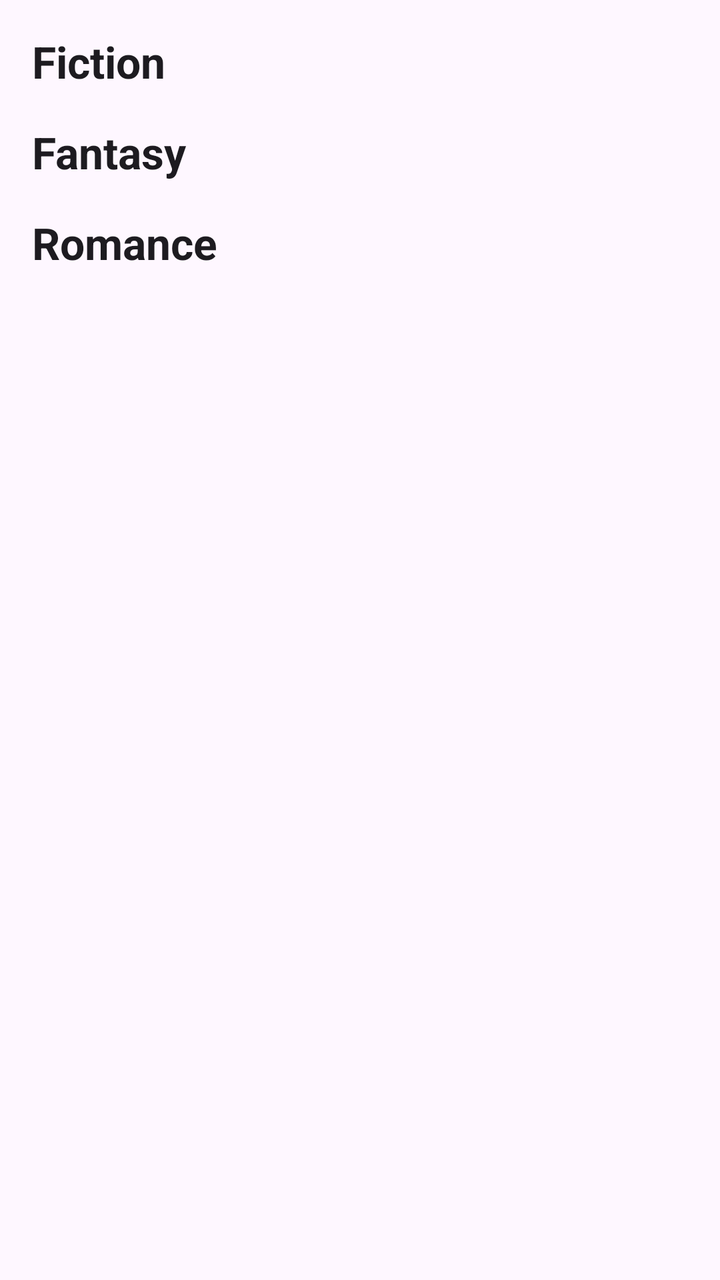
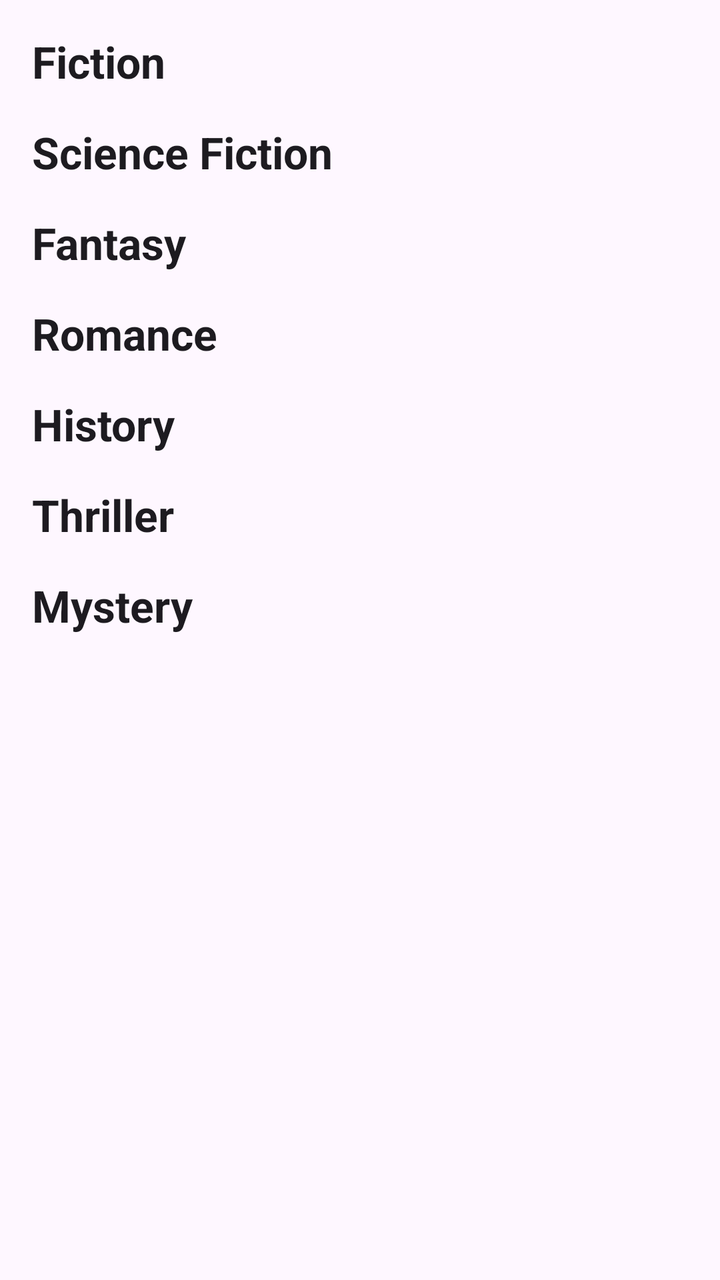

The first picture is an Android layout as it rendered before a commit; the second is the same layout after the commit. The layout source and the unified diff follow.
<!-- AndroidManifest.xml: application theme Theme.ReadSpace -->
<!-- res/layout/activity_main.xml -->
<?xml version="1.0" encoding="utf-8"?>
<LinearLayout xmlns:android="http://schemas.android.com/apk/res/android"
    xmlns:app="http://schemas.android.com/apk/res-auto"
    xmlns:tools="http://schemas.android.com/tools"
    android:id="@+id/main"
    android:layout_width="match_parent"
    android:layout_height="match_parent"
    android:orientation="vertical"
    tools:context=".activities.MainActivity">

    <TextView
        android:layout_width="match_parent"
        android:layout_height="wrap_content"
        android:text="Fiction"
        android:textAppearance="@style/TextAppearance.Material3.TitleLarge"
        android:textStyle="bold"
        android:layout_marginStart="16dp"
        android:layout_marginTop="16dp"/>

    <androidx.recyclerview.widget.RecyclerView
        android:id="@+id/recyclerView"
        android:layout_width="match_parent"
        android:layout_height="wrap_content"/>

    <TextView
        android:layout_width="match_parent"
        android:layout_height="wrap_content"
        android:text="Fantasy"
        android:textAppearance="@style/TextAppearance.Material3.TitleLarge"
        android:textStyle="bold"
        android:layout_marginStart="16dp"
        android:layout_marginTop="16dp"/>

    <androidx.recyclerview.widget.RecyclerView
        android:id="@+id/recyclerView2"
        android:layout_width="match_parent"
        android:layout_height="wrap_content"/>

    <TextView
        android:layout_width="match_parent"
        android:layout_height="wrap_content"
        android:text="Romance"
        android:textAppearance="@style/TextAppearance.Material3.TitleLarge"
        android:textStyle="bold"
        android:layout_marginStart="16dp"
        android:layout_marginTop="16dp"/>

    <androidx.recyclerview.widget.RecyclerView
        android:id="@+id/recyclerView3"
        android:layout_width="match_parent"
        android:layout_height="wrap_content"/>

</LinearLayout>
<!-- resources referenced by this layout -->
<resources>
  <style name="Theme.ReadSpace" parent="Base.Theme.ReadSpace" />
  <style name="Base.Theme.ReadSpace" parent="Theme.Material3.DayNight.NoActionBar">
          
          
      </style>
</resources>

<!-- the commit's change to res/layout/activity_main.xml (unified diff, before → after) -->
@@ -1,5 +1,5 @@
 <?xml version="1.0" encoding="utf-8"?>
-<LinearLayout xmlns:android="http://schemas.android.com/apk/res/android"
+<androidx.core.widget.NestedScrollView xmlns:android="http://schemas.android.com/apk/res/android"
     xmlns:app="http://schemas.android.com/apk/res-auto"
     xmlns:tools="http://schemas.android.com/tools"
     android:id="@+id/main"
@@ -8,46 +8,109 @@
     android:orientation="vertical"
     tools:context=".activities.MainActivity">
 
-    <TextView
+    <LinearLayout
         android:layout_width="match_parent"
-        android:layout_height="wrap_content"
-        android:text="Fiction"
-        android:textAppearance="@style/TextAppearance.Material3.TitleLarge"
-        android:textStyle="bold"
-        android:layout_marginStart="16dp"
-        android:layout_marginTop="16dp"/>
+        android:layout_height="match_parent"
+        android:orientation="vertical">
 
-    <androidx.recyclerview.widget.RecyclerView
-        android:id="@+id/recyclerView"
-        android:layout_width="match_parent"
-        android:layout_height="wrap_content"/>
+        <TextView
+            android:layout_width="match_parent"
+            android:layout_height="wrap_content"
+            android:layout_marginStart="16dp"
+            android:layout_marginTop="16dp"
+            android:text="Fiction"
+            android:textAppearance="@style/TextAppearance.Material3.TitleLarge"
+            android:textStyle="bold" />
 
-    <TextView
-        android:layout_width="match_parent"
-        android:layout_height="wrap_content"
-        android:text="Fantasy"
-        android:textAppearance="@style/TextAppearance.Material3.TitleLarge"
-        android:textStyle="bold"
-        android:layout_marginStart="16dp"
-        android:layout_marginTop="16dp"/>
+        <androidx.recyclerview.widget.RecyclerView
+            android:id="@+id/recyclerView"
+            android:layout_width="match_parent"
+            android:layout_height="wrap_content" />
 
-    <androidx.recyclerview.widget.RecyclerView
-        android:id="@+id/recyclerView2"
-        android:layout_width="match_parent"
-        android:layout_height="wrap_content"/>
+        <TextView
+            android:layout_width="match_parent"
+            android:layout_height="wrap_content"
+            android:layout_marginStart="16dp"
+            android:layout_marginTop="16dp"
+            android:text="Science Fiction"
+            android:textAppearance="@style/TextAppearance.Material3.TitleLarge"
+            android:textStyle="bold" />
 
-    <TextView
-        android:layout_width="match_parent"
-        android:layout_height="wrap_content"
-        android:text="Romance"
-        android:textAppearance="@style/TextAppearance.Material3.TitleLarge"
-        android:textStyle="bold"
-        android:layout_marginStart="16dp"
-        android:layout_marginTop="16dp"/>
+        <androidx.recyclerview.widget.RecyclerView
+            android:id="@+id/recyclerView2"
+            android:layout_width="match_parent"
+            android:layout_height="wrap_content" />
 
-    <androidx.recyclerview.widget.RecyclerView
-        android:id="@+id/recyclerView3"
-        android:layout_width="match_parent"
-        android:layout_height="wrap_content"/>
+        <TextView
+            android:layout_width="match_parent"
+            android:layout_height="wrap_content"
+            android:layout_marginStart="16dp"
+            android:layout_marginTop="16dp"
+            android:text="Fantasy"
+            android:textAppearance="@style/TextAppearance.Material3.TitleLarge"
+            android:textStyle="bold" />
 
-</LinearLayout>
+        <androidx.recyclerview.widget.RecyclerView
+            android:id="@+id/recyclerView3"
+            android:layout_width="match_parent"
+            android:layout_height="wrap_content" />
+
+        <TextView
+            android:layout_width="match_parent"
+            android:layout_height="wrap_content"
+            android:layout_marginStart="16dp"
+            android:layout_marginTop="16dp"
+            android:text="Romance"
+            android:textAppearance="@style/TextAppearance.Material3.TitleLarge"
+            android:textStyle="bold" />
+
+        <androidx.recyclerview.widget.RecyclerView
+            android:id="@+id/recyclerView4"
+            android:layout_width="match_parent"
+            android:layout_height="wrap_content" />
+
+        <TextView
+            android:layout_width="match_parent"
+            android:layout_height="wrap_content"
+            android:layout_marginStart="16dp"
+            android:layout_marginTop="16dp"
+            android:text="History"
+            android:textAppearance="@style/TextAppearance.Material3.TitleLarge"
+            android:textStyle="bold" />
+
+        <androidx.recyclerview.widget.RecyclerView
+            android:id="@+id/recyclerView5"
+            android:layout_width="match_parent"
+            android:layout_height="wrap_content" />
+
+        <TextView
+            android:layout_width="match_parent"
+            android:layout_height="wrap_content"
+            android:layout_marginStart="16dp"
+            android:layout_marginTop="16dp"
+            android:text="Thriller"
+            android:textAppearance="@style/TextAppearance.Material3.TitleLarge"
+            android:textStyle="bold" />
+
+        <androidx.recyclerview.widget.RecyclerView
+            android:id="@+id/recyclerView6"
+            android:layout_width="match_parent"
+            android:layout_height="wrap_content" />
+
+        <TextView
+            android:layout_width="match_parent"
+            android:layout_height="wrap_content"
+            android:layout_marginStart="16dp"
+            android:layout_marginTop="16dp"
+            android:text="Mystery"
+            android:textAppearance="@style/TextAppearance.Material3.TitleLarge"
+            android:textStyle="bold" />
+
+        <androidx.recyclerview.widget.RecyclerView
+            android:id="@+id/recyclerView7"
+            android:layout_width="match_parent"
+            android:layout_height="wrap_content" />
+
+    </LinearLayout>
+
+</androidx.core.widget.NestedScrollView>
